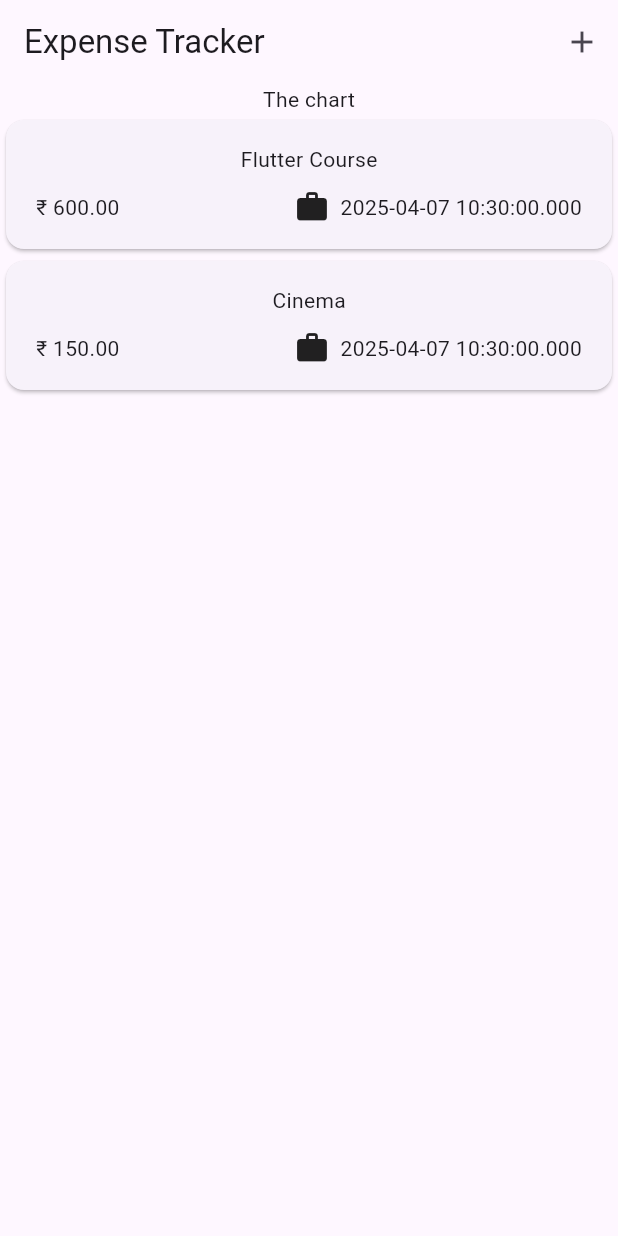
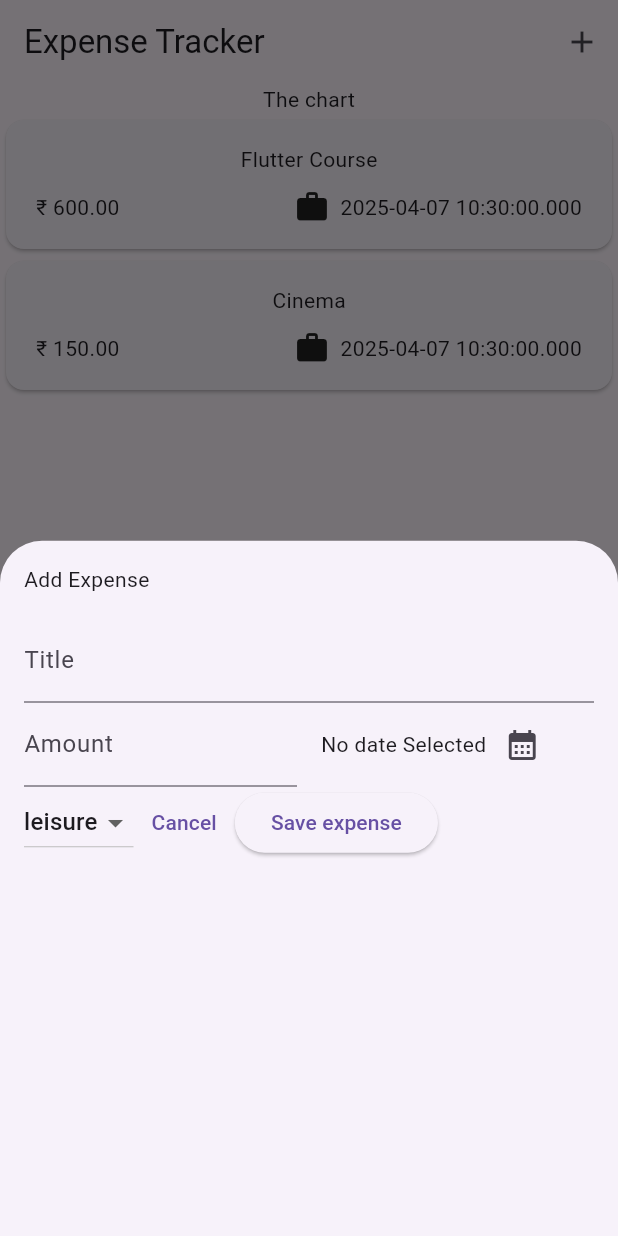
Before and after one commit to Aditya41150/Expense-Tracker, a Flutter app: the screen it shows after launch, after a tap on the "add" icon, on a phone screen of 412 x 824 dp. Run offline on Flutter 3.47's test engine with Material 3 defaults, Android fonts, the phone set to English and light mode, and no system bars.

Commit message:
added add expense functionality

```diff
--- a/lib/widgets/expenses.dart
+++ b/lib/widgets/expenses.dart
@@ -1,3 +1,4 @@
+import 'package:expense_tracker/widgets/new_expense.dart';
 import 'package:flutter/material.dart';
 
 import 'package:expense_tracker/widgets/expenses_list/expenses_list.dart';
@@ -29,6 +30,11 @@ class _ExpensesState extends State<Expenses> {
     ),
   ];
 
+void _openAddExpenseOverlay() {
+  showModalBottomSheet(context: context,
+  builder: (ctx) => NewExpense()
+  );
+}
 
   @override
   Widget build(BuildContext context) {
@@ -37,7 +43,7 @@ class _ExpensesState extends State<Expenses> {
         title:const Text('Expense Tracker'),
         actions: [
           IconButton(
-          onPressed: () {},
+          onPressed: _openAddExpenseOverlay,
           icon: const Icon(Icons.add)
            )
         ],
--- /dev/null
+++ b/lib/widgets/new_expense.dart
@@ -0,0 +1,120 @@
+import 'package:flutter/material.dart';
+import 'package:expense_tracker/models/expense.dart';
+
+// yMd is a method of intl package
+
+class NewExpense extends StatefulWidget {
+  const NewExpense({super.key});
+
+  @override
+  State<NewExpense> createState() {
+    return _NewExpenseState();
+  }
+}
+
+class _NewExpenseState extends State<NewExpense> {
+  final _titleController = TextEditingController();
+  final _amountController = TextEditingController();
+
+  DateTime? _selectedDate;
+  Category selectedCategory = Category.leisure;
+
+  void presentDatePicker() async {
+    final pickedDate = await showDatePicker(
+      context: context,
+      initialDate: DateTime.now(),
+      firstDate: DateTime(2020),
+      lastDate: DateTime.now(),
+    );
+    setState(() {
+      _selectedDate = pickedDate;
+    });
+  }
+
+  @override
+  void dispose() {
+    _titleController.dispose();
+    _amountController.dispose();
+    super.dispose();
+  }
+
+  @override
+  Widget build(BuildContext context) {
+    return Padding(
+      padding: const EdgeInsets.all(16),
+      child: Column(
+        crossAxisAlignment: CrossAxisAlignment.stretch,
+        children: [
+          const Text('Add Expense'),
+          const SizedBox(height: 16),
+          TextField(
+            controller: _titleController,
+            decoration: const InputDecoration(labelText: 'Title'),
+          ),
+          Row(
+            children: [
+              Expanded(
+                child: TextField(
+                  controller: _amountController,
+                  decoration: const InputDecoration(
+                      prefixText: '\₹ ', labelText: 'Amount'),
+                  keyboardType: TextInputType.number,
+                ),
+              ),
+              const SizedBox(width: 16),
+              Expanded(
+                child: Row(
+                  children: [
+                    Text(_selectedDate == null
+                        ? 'No date Selected'
+                        : formatter.format(_selectedDate!)),
+                    IconButton(
+                        onPressed: () {
+                          presentDatePicker();
+                        },
+                        icon: const Icon(Icons.calendar_month))
+                  ],
+                ),
+              )
+            ],
+          ),
+          Row(
+            children: [
+              DropdownButton(
+                value: selectedCategory,
+                  items: Category.values
+                      .map(
+                        (category) => DropdownMenuItem(
+                          value: category,
+                            child: Text(category.name.toString())),
+                      )
+                      .toList(),
+
+                  onChanged: (value) {
+                    if(value == null) {
+                      return;
+                    }
+                    setState(() { // updating the state of selected category
+                      selectedCategory = value;
+                    });
+                  }),
+              TextButton(
+                  onPressed: () {
+                    Navigator.of(context)
+                        .pop(); // closes the modal bottom sheet
+                  },
+                  child: const Text('Cancel')),
+              ElevatedButton(
+                  onPressed: () {
+                    print(_amountController.text);
+                    print(_titleController.text);
+                    print(_selectedDate);
+                  },
+                  child: const Text('Save expense')),
+            ],
+          )
+        ],
+      ),
+    );
+  }
+}
```
